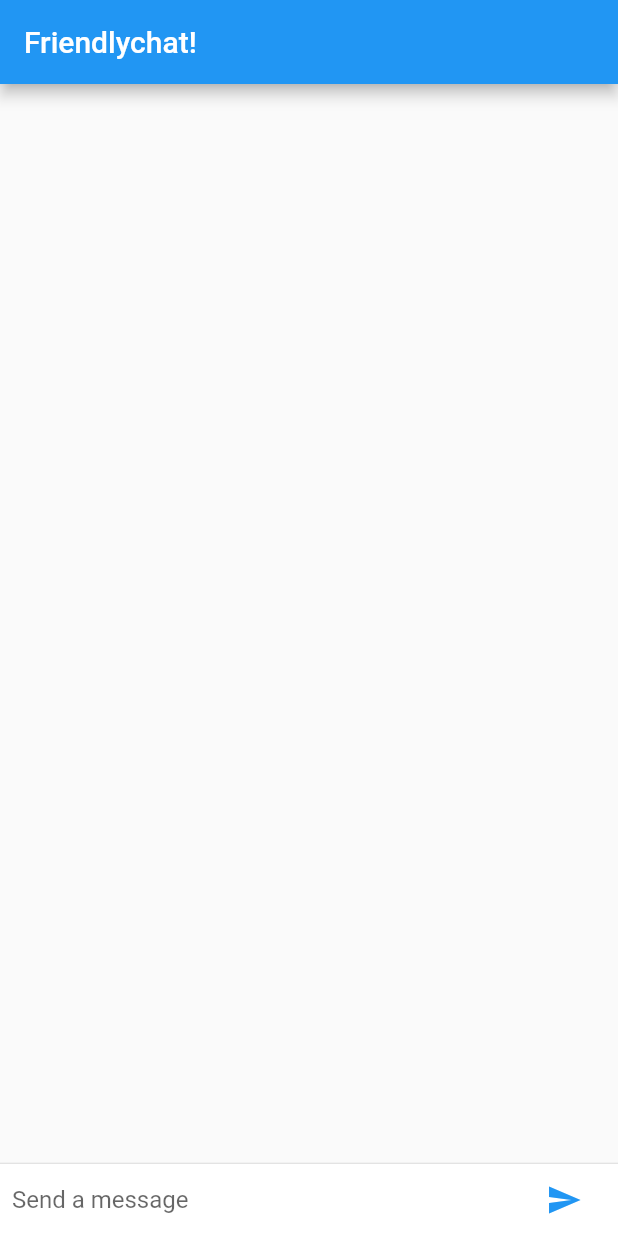
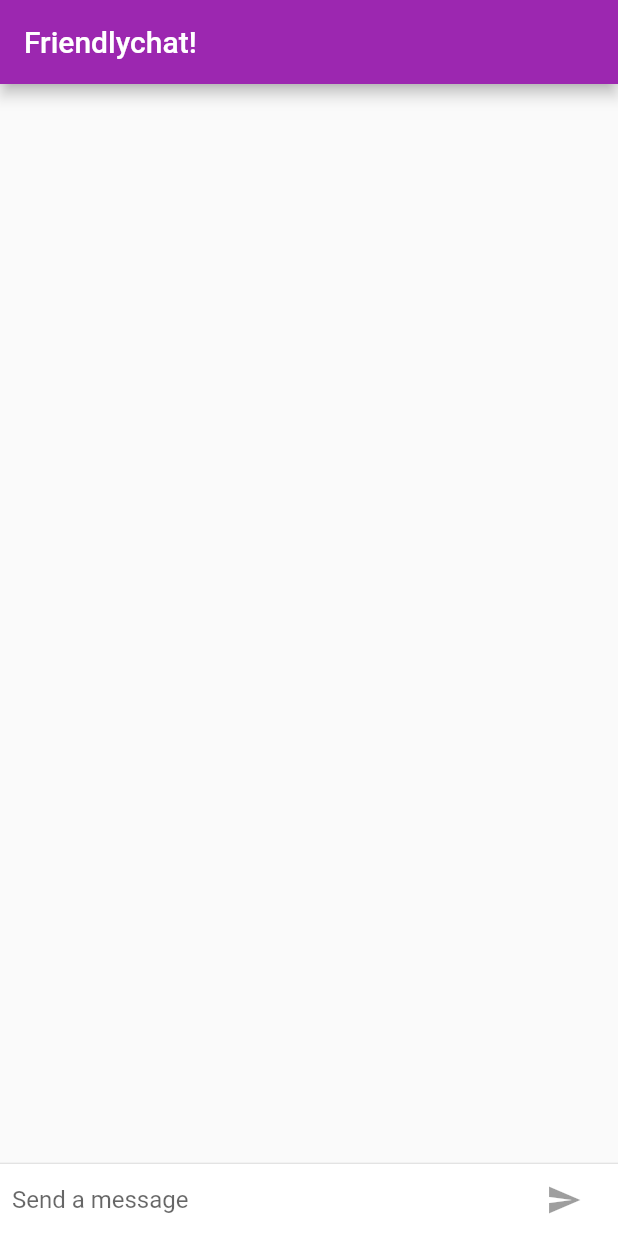
Before and after one commit to moosecodes/flutter-codelab3, a Flutter app: the screen it shows after launch, on a phone screen of 412 x 824 dp. Run offline on Flutter 3.47's test engine with Material 2 defaults, Android fonts, the phone set to English and light mode, and no system bars.

Commit message:
Add logic for device native themes (unfinished)

```diff
--- a/lib/main.dart
+++ b/lib/main.dart
@@ -1,6 +1,19 @@
 import 'package:flutter/material.dart';
+import 'package:flutter/foundation.dart';
+import 'package:flutter/cupertino.dart';
 
 const String _name = "Your Name";
+
+final ThemeData kIOSTheme = new ThemeData(
+  primarySwatch: Colors.orange,
+  primaryColor: Colors.grey[100],
+  primaryColorBrightness: Brightness.light,
+);
+
+final ThemeData kDefaultTheme = new ThemeData(
+  primarySwatch: Colors.purple,
+  accentColor: Colors.orangeAccent[400],
+);
 
 void main() {
   runApp(new FriendlychatApp());
@@ -11,6 +24,9 @@ class FriendlychatApp extends StatelessWidget {
   Widget build(BuildContext context) {
     return new MaterialApp(
       title: "Friendlychat",
+      theme: defaultTargetPlatform == TargetPlatform.iOS
+        ? kIOSTheme
+        : kDefaultTheme,
       home: new ChatScreen(),
     );
   }
@@ -24,11 +40,16 @@ class ChatScreen extends StatefulWidget {
 class ChatScreenState extends State<ChatScreen> with TickerProviderStateMixin {
   final List<ChatMessage> _messages = <ChatMessage>[];
   final TextEditingController _textController = new TextEditingController();
+  bool _isComposing = false;
 
   @override
   Widget build(BuildContext context) {
     return new Scaffold(
-      appBar: new AppBar(title: new Text("Friendlychat!")),
+      appBar: new AppBar(
+        title: new Text("Friendlychat!"),
+        elevation:
+         Theme.of(context).platform == TargetPlatform.iOS ? 0.0 : 4.0,
+      ),
       body: new Column(
         children: <Widget>[
           new Flexible(
@@ -50,10 +71,11 @@ class ChatScreenState extends State<ChatScreen> with TickerProviderStateMixin {
   }
 
   @override
-  void dispose() {                                                   //new
-    for (ChatMessage message in _messages)                           //new
-      message.animationController.dispose();                         //new
-    super.dispose();                                                 //new
+  void dispose() {
+    //new
+    for (ChatMessage message in _messages) //new
+      message.animationController.dispose(); //new
+    super.dispose(); //new
   }
 
   Widget _buildTextComposer() {
@@ -66,6 +88,11 @@ class ChatScreenState extends State<ChatScreen> with TickerProviderStateMixin {
             new Flexible(
               child: new TextField(
                 controller: _textController,
+                onChanged: (String text) {
+                  setState(() {
+                    _isComposing = text.length > 0;
+                  });
+                },
                 onSubmitted: _handleSubmitted,
                 decoration:
                     new InputDecoration.collapsed(hintText: "Send a message"),
@@ -75,7 +102,9 @@ class ChatScreenState extends State<ChatScreen> with TickerProviderStateMixin {
               margin: new EdgeInsets.symmetric(horizontal: 4.0),
               child: new IconButton(
                   icon: new Icon(Icons.send),
-                  onPressed: () => _handleSubmitted(_textController.text)),
+                  onPressed: _isComposing
+                      ? () => _handleSubmitted(_textController.text)
+                      : null),
             ),
           ],
         ),
@@ -85,6 +114,9 @@ class ChatScreenState extends State<ChatScreen> with TickerProviderStateMixin {
 
   void _handleSubmitted(String text) {
     _textController.clear();
+    setState(() {
+      _isComposing = false;
+    });
     ChatMessage message = new ChatMessage(
       text: text,
       animationController: new AnimationController(
@@ -118,7 +150,8 @@ class ChatMessage extends StatelessWidget {
                 margin: const EdgeInsets.only(right: 16.0),
                 child: new CircleAvatar(child: new Text(_name[0])),
               ),
-          new Column(
+              new Expanded(
+                child: new Column(
                   crossAxisAlignment: CrossAxisAlignment.start,
                   children: <Widget>[
                     new Text(_name, style: Theme.of(context).textTheme.subhead),
@@ -128,9 +161,9 @@ class ChatMessage extends StatelessWidget {
                     ),
                   ],
                 ),
+              ),
             ],
           ),
-    )
-    );
+        ));
   }
 }
```
Lines whose indentation alone changed are shown as unchanged.
